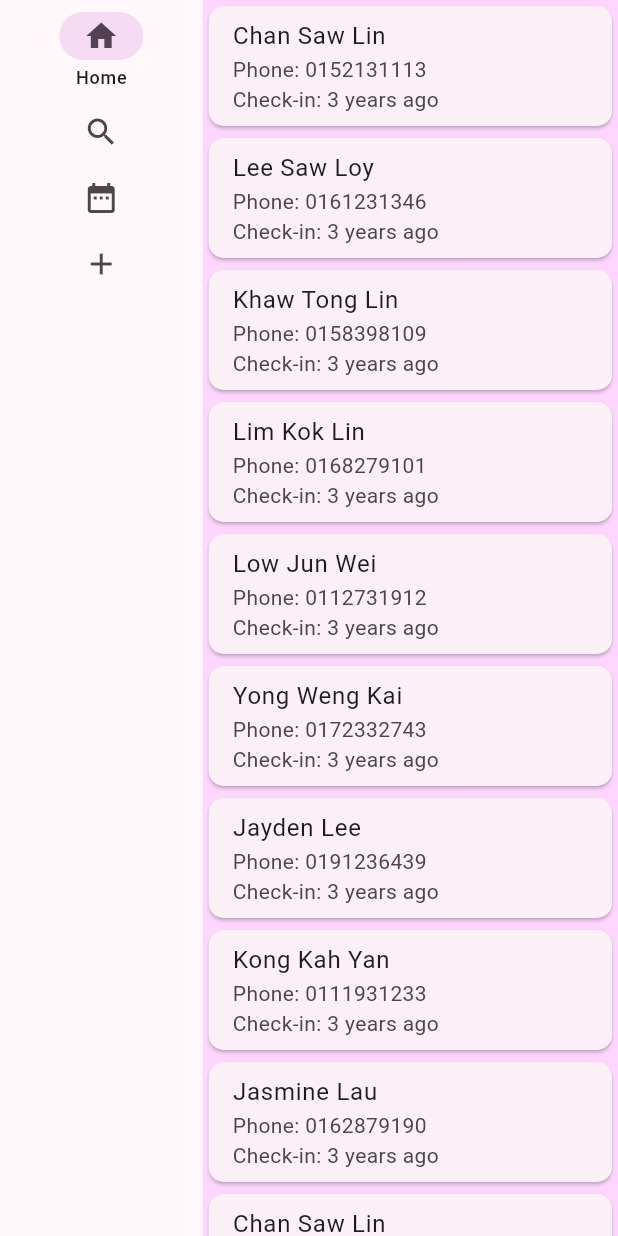
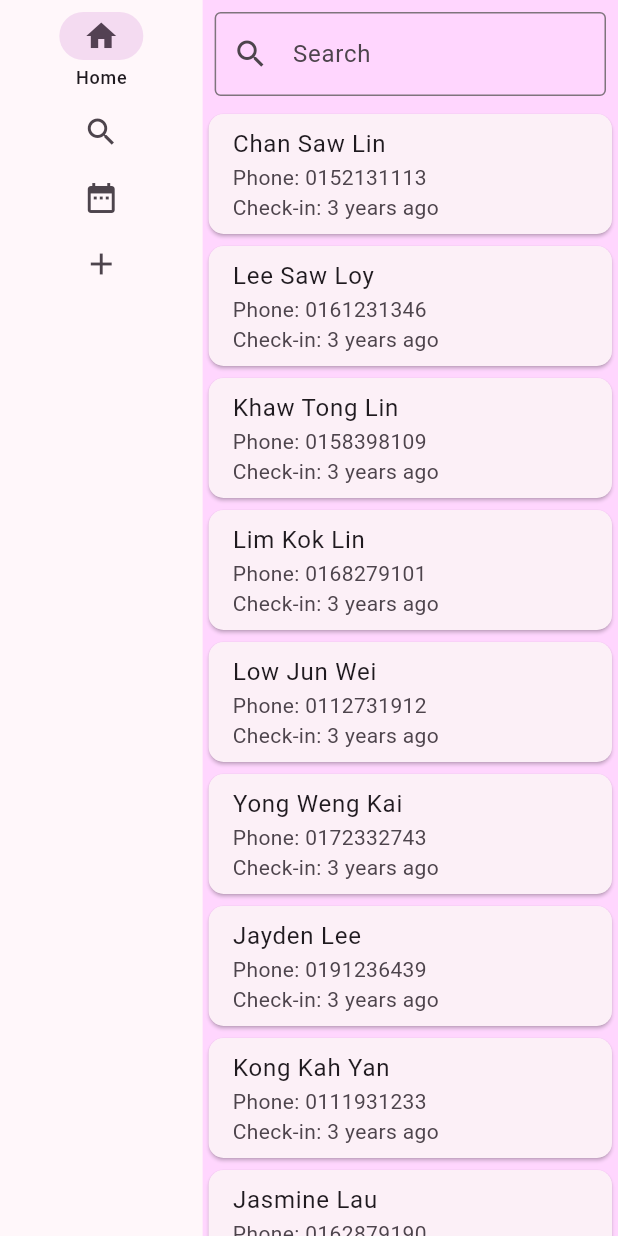
Before and after one commit to Eman-es02/Flutter_Application, a Flutter app: the screen it shows after launch, on a phone screen of 412 x 824 dp. Run offline on Flutter 3.47's test engine with Material 2 defaults, Android fonts, the phone set to English and light mode, and no system bars; our stand-ins replace timeago.

Commit message:
search update

```diff
--- a/lib/main.dart
+++ b/lib/main.dart
@@ -5,7 +5,14 @@ import 'package:timeago/timeago.dart' as timeago;
 
 
 void main() {
-  runApp(const MyApp());
+  runApp(
+    MultiProvider(
+      providers: [
+        ChangeNotifierProvider(create: (_) => MyAppState()),
+      ],
+      child: const MyApp(),
+    ),
+  );
 }
 
 class MyApp extends StatelessWidget {
@@ -32,9 +39,15 @@ class MyApp extends StatelessWidget {
 class MyAppState extends ChangeNotifier {
 
   bool isDateFormatChanged = false;
+  String searchKeyword = '';
 
   void toggleDateFormat() {
     isDateFormatChanged = !isDateFormatChanged;
+    notifyListeners();
+  }
+
+   void setSearchKeyword(String keyword) {
+    searchKeyword = keyword;
     notifyListeners();
   }
 
@@ -60,7 +73,19 @@ class _MyHomePageState extends State<MyHomePage> {
         page = HomePage(isDateFormatChanged: appState.isDateFormatChanged);
         break;
       case 1:
-        page = Placeholder();
+        page = Container(
+          padding: EdgeInsets.all(8.0),
+          child: Column(
+            children: [
+              SearchBar(),
+              Expanded(
+                child: RecordList(
+                  isDateFormatChanged: appState.isDateFormatChanged,
+                ),
+              ),
+            ],
+          ),
+        );
         break;
       case 2:
         Future.delayed(Duration.zero, () {
@@ -74,7 +99,7 @@ class _MyHomePageState extends State<MyHomePage> {
       default:
         throw UnimplementedError('no widget for $selectedIndex');
 }
-        return Scaffold(
+    return Scaffold(
       body: Row(
         children: [
           SafeArea( //first child
@@ -127,10 +152,70 @@ class HomePage extends StatelessWidget {
 
   @override
   Widget build(BuildContext context) {
+    return Column(
+      children: [
+        SearchBar(),
+        Expanded(
+          child: RecordList(isDateFormatChanged: isDateFormatChanged),
+        ),
+      ],
+    );
+  }
+}
+
+class SearchBar extends StatefulWidget {
+  @override
+  _SearchBarState createState() => _SearchBarState();
+}
+
+class _SearchBarState extends State<SearchBar> {
+  late TextEditingController _searchController;
+
+  @override
+  void initState() {
+    super.initState();
+    _searchController = TextEditingController();
+  }
+
+  @override
+  Widget build(BuildContext context) {
+    final appState = Provider.of<MyAppState>(context, listen: false);
+
+    return Padding(
+      padding: const EdgeInsets.all(8.0),
+      child: TextField(
+        controller: _searchController,
+        onChanged: (value) {
+          appState.setSearchKeyword(value);
+        },
+        decoration: InputDecoration(
+          labelText: 'Search',
+          prefixIcon: Icon(Icons.search),
+          border: OutlineInputBorder(),
+        ),
+      ),
+    );
+  }
+}
+
+class RecordList extends StatelessWidget {
+  final bool isDateFormatChanged;
+
+  RecordList({required this.isDateFormatChanged});
+
+  @override
+  Widget build(BuildContext context) {
+    final appState = Provider.of<MyAppState>(context, listen: true);
+
+    List<AttendanceRecord> filteredRecords = attendanceRecords
+        .where((record) =>
+            record.user.toLowerCase().contains(appState.searchKeyword.toLowerCase()))
+        .toList();
+
     return ListView.builder(
-      itemCount: attendanceRecords.length,
+      itemCount: filteredRecords.length,
       itemBuilder: (context, index) {
-        final record = attendanceRecords[index];
+        final record = filteredRecords[index];
         final checkIn = isDateFormatChanged
             ? DateFormat('dd MMM yyyy, h:mm a').format(record.checkIn)
             : timeago.format(record.checkIn);
@@ -155,6 +240,7 @@ class HomePage extends StatelessWidget {
     );
   }
 }
+
 
 class DetailScreen extends StatelessWidget {
   final AttendanceRecord record;
```
